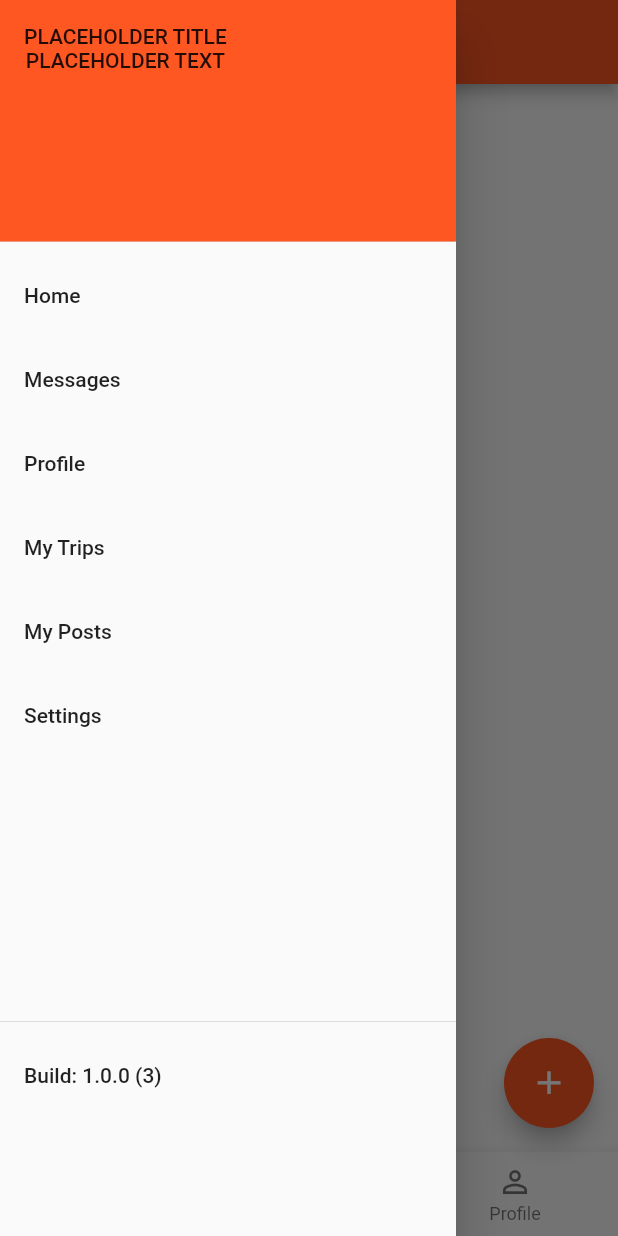
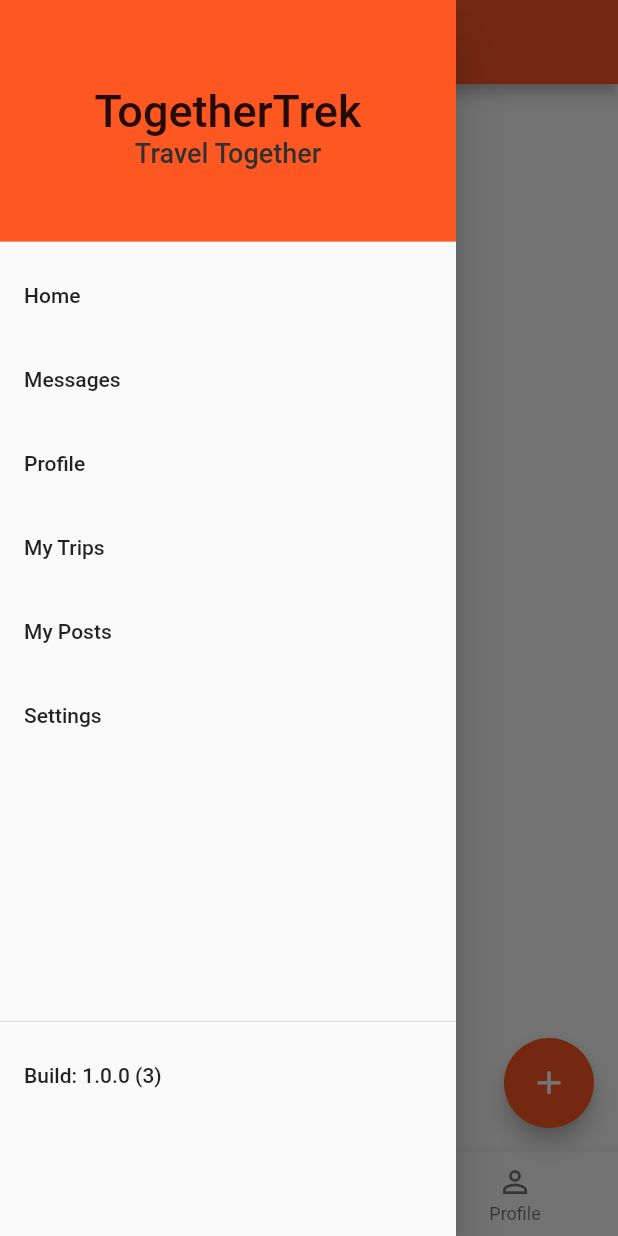
Before and after one commit to NathanStern/TogetherTrek, a Flutter app: the screen it shows after launch, with the side drawer open, on a phone screen of 412 x 824 dp. Run offline on Flutter 3.47's test engine with Material 2 defaults, Android fonts, the phone set to English and light mode, and no system bars; our stand-ins replace package_info.

Commit message:
changed drawer header

```diff
--- a/mobile_frontend/together_trek/lib/views/HomeView.dart
+++ b/mobile_frontend/together_trek/lib/views/HomeView.dart
@@ -96,19 +96,22 @@ class _HomeViewState extends State<HomeView> {
           children: [
             DrawerHeader(
                 child: Row(
-                  mainAxisAlignment: MainAxisAlignment.start,
+                  mainAxisSize: MainAxisSize.min,
+                  mainAxisAlignment: MainAxisAlignment.center,
                   children: [
                     Column(
+                      mainAxisSize: MainAxisSize.min,
+                      mainAxisAlignment: MainAxisAlignment.start,
                       children: [
-                        Text("PLACEHOLDER TITLE"),
-                        Text("PLACEHOLDER TEXT")
+                        Text("TogetherTrek", style: TextStyle(fontSize: 30)),
+                        Text("Travel Together",
+                            style: TextStyle(
+                                color: Colors.grey[850], fontSize: 18))
                       ],
                     )
                   ],
                 ),
-                decoration: BoxDecoration(
-                  color: Colors.deepOrange,
-                )),
+                decoration: BoxDecoration(color: Colors.deepOrange)),
             ListTile(
               title: Text("Home"),
               onTap: () {
```
